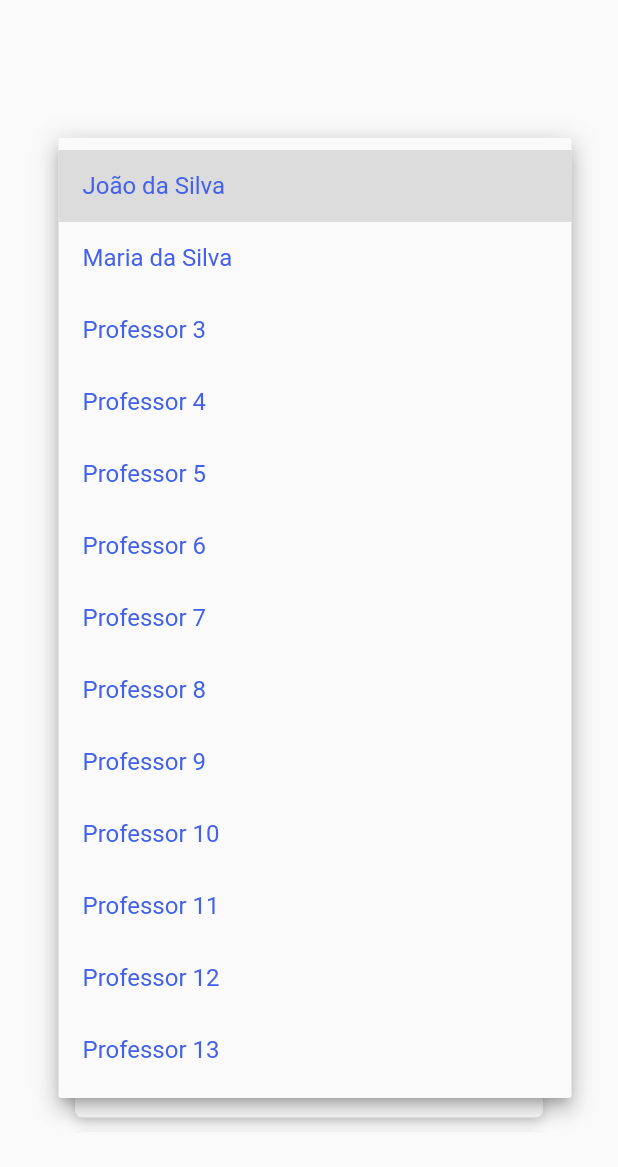
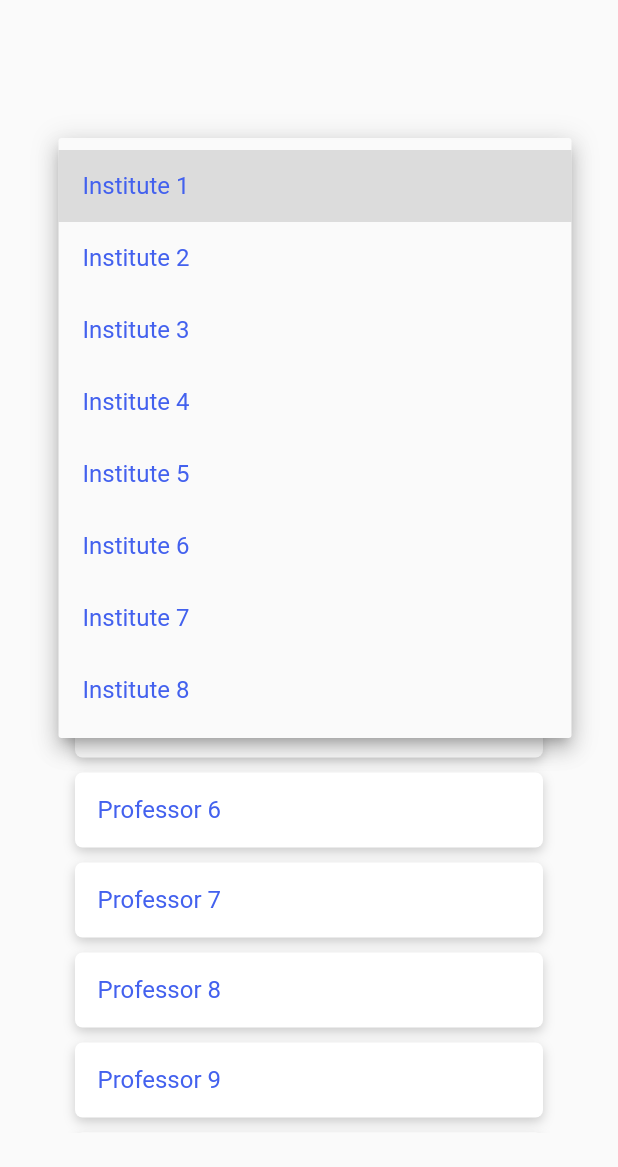
Before and after one commit to vini-mas/AME, a Flutter app: the ProfessorsScreen screen opened directly, after a tap on "Selecione um instituto...", on a phone screen of 412 x 824 dp. Shown: the top 1167 px of the screen. Run offline on Flutter 3.47's test engine with Material 2 defaults, Android fonts, the phone set to English and light mode, and no system bars.

Commit message:
Fixed Institute Dropdown

```diff
--- a/ame/lib/professorsScreen.dart
+++ b/ame/lib/professorsScreen.dart
@@ -1,6 +1,6 @@
 import 'package:flutter/cupertino.dart';
 import 'package:flutter/material.dart';
-import 'package:google_fonts/google_fonts.dart';
+//import 'package:google_fonts/google_fonts.dart';
 
 class ProfessorsScreen extends StatefulWidget {
   @override
@@ -10,7 +10,7 @@ class ProfessorsScreen extends StatefulWidget {
 class _ProfessorsScreenState extends State<ProfessorsScreen> {
   static const Color blueColor = Color(0xff4361ee);
 
-  List<String> intitutes = [
+  List<String> institutes = [
     "Institute 1",
     "Institute 2",
     "Institute 3",
@@ -63,11 +63,11 @@ class _ProfessorsScreenState extends State<ProfessorsScreen> {
                             selectedInstitute = newValue;
                           });
                         },
-                        items: professors
-                            .map((professor) => DropdownMenuItem(
-                                value: professor,
+                        items: institutes
+                            .map((institute) => DropdownMenuItem(
+                                value: institute,
                                 child: Text(
-                                  professor,
+                                  institute,
                                   style: TextStyle(color: blueColor),
                                 )))
                             .toList(),
```
